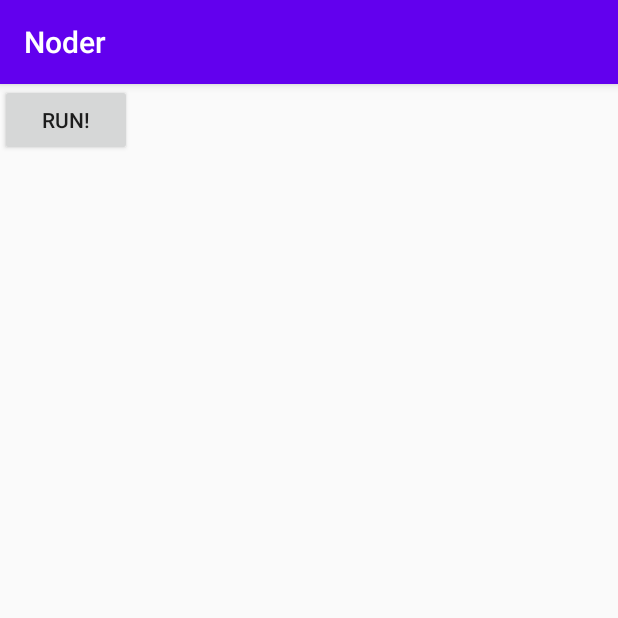
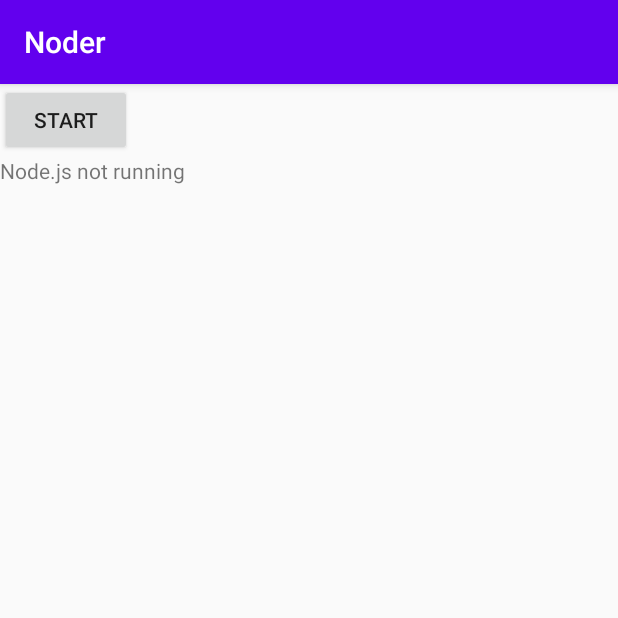
Before and after one commit to aroxu/Noder, an Android app: the screen it shows after launch (MainActivity), on a phone screen of 412 x 824 dp, the top half of it. Run offline under Robolectric (Android 15) with nearby library versions, the phone set to English and light mode, and no system bars.

Commit message:
Now, we can run Express on Android with Node.js 12.16.3

```diff
--- a/app/src/main/AndroidManifest.xml
+++ b/app/src/main/AndroidManifest.xml
@@ -3,6 +3,7 @@
     package="me.b1ackange1.noder">
 
     <uses-permission android:name="android.permission.INTERNET"/>
+    <uses-permission android:name="android.permission.FOREGROUND_SERVICE" />
 
     <application
         android:allowBackup="true"
@@ -19,6 +20,10 @@
                 <category android:name="android.intent.category.LAUNCHER" />
             </intent-filter>
         </activity>
+        <service
+            android:name=".StarterService"
+            android:process="@string/node_process_name"
+            android:exported="false"/>
     </application>
 
 </manifest>
--- a/app/src/main/cpp/CMakeLists.txt
+++ b/app/src/main/cpp/CMakeLists.txt
@@ -14,7 +14,6 @@ add_library( # Sets the name of the library.
              native-lib
              # Sets the library as a shared library.
              SHARED
-
              # Provides a relative path to your source file(s).
              native-lib.cpp )
 # Searches for a specified prebuilt library and stores the path as a
@@ -25,11 +24,9 @@ add_library( # Sets the name of the library.
 
 find_library( # Sets the name of the path variable.
               log-lib
-
               # Specifies the name of the NDK library that
               # you want CMake to locate.
               log )
-
 # Specifies libraries CMake should link to your target library. You
 # can link multiple libraries, such as libraries you define in this
 # build script, prebuilt third-party libraries, or system libraries.
--- a/app/src/main/java/me/b1ackange1/noder/MainActivity.java
+++ b/app/src/main/java/me/b1ackange1/noder/MainActivity.java
@@ -2,6 +2,12 @@ package me.b1ackange1.noder;
 
 import androidx.appcompat.app.AppCompatActivity;
 
+import android.annotation.SuppressLint;
+import android.content.BroadcastReceiver;
+import android.content.Context;
+import android.content.Intent;
+import android.content.IntentFilter;
+import android.content.res.AssetManager;
 import android.os.AsyncTask;
 import android.os.Bundle;
 import android.view.View;
@@ -9,76 +15,82 @@ import android.widget.Button;
 import android.widget.TextView;
 
 import java.io.BufferedReader;
+import java.io.File;
+import java.io.FileOutputStream;
+import java.io.IOException;
+import java.io.InputStream;
 import java.io.InputStreamReader;
+import java.io.OutputStream;
 import java.net.URL;
 
 public class MainActivity extends AppCompatActivity {
-
-    // Used to load the 'native-lib' library on application startup.
-    static {
-        System.loadLibrary("native-lib");
-        System.loadLibrary("node");
-    }
-
-    //We just want one instance of node running in the background.
-    public static boolean _startedNodeAlready=false;
+    private static final String TAG = "MainActivity";
 
     @Override
     protected void onCreate(Bundle savedInstanceState) {
         super.onCreate(savedInstanceState);
         setContentView(R.layout.activity_main);
 
-        if( !_startedNodeAlready ) {
-            _startedNodeAlready=true;
-            new Thread(new Runnable() {
-                @Override
-                public void run() {
-                    startNodeWithArguments(new String[]{"node", "-e",
-                            "const http = require('http'); " +
-                                    "const versions_server = http.createServer( (request, response) => { " +
-                                    "  response.end('Versions: ' + JSON.stringify(process.versions)); " +
-                                    "}); " +
-                                    "versions_server.listen(3000);"
-                    });
-                }
-            }).start();
-        }
-        final Button buttonVersions = (Button) findViewById(R.id.btVersions);
-        final TextView textViewVersions = (TextView) findViewById(R.id.tvVersions);
+        startBut = (Button) findViewById(R.id.but_start);
+        infoTv = (TextView) findViewById(R.id.tv_info);
 
-        buttonVersions.setOnClickListener(new View.OnClickListener() {
-            public void onClick(View v) {
+        startBut.setOnClickListener(new View.OnClickListener() {
+            @Override
+            public void onClick(View view) {
 
-                //Network operations should be done in the background.
-                new AsyncTask<Void,Void,String>() {
-                    @Override
-                    protected String doInBackground(Void... params) {
-                        String nodeResponse="";
-                        try {
-                            URL localNodeServer = new URL("http://localhost:3000/");
-                            BufferedReader in = new BufferedReader(
-                                    new InputStreamReader(localNodeServer.openStream()));
-                            String inputLine;
-                            while ((inputLine = in.readLine()) != null)
-                                nodeResponse=nodeResponse+inputLine;
-                            in.close();
-                        } catch (Exception ex) {
-                            nodeResponse=ex.toString();
-                        }
-                        return nodeResponse;
-                    }
-                    @Override
-                    protected void onPostExecute(String result) {
-                        textViewVersions.setText(result);
-                    }
-                }.execute();
+                Intent i = new Intent(MainActivity.this, StarterService.class);
+                if (!Utils.isServiceRunning(MainActivity.this, StarterService.class))
+                    startService(i);
+                else
+                    stopService(i);
             }
         });
     }
 
-    /**
-     * A native method that is implemented by the 'native-lib' native library,
-     * which is packaged with this application.
-     */
-    public native Object startNodeWithArguments(String[] arguments);
+    @Override
+    protected void onResume() {
+        super.onResume();
+
+        IntentFilter intentFilter = new IntentFilter(StarterService.BROADCAST_STARTED);
+        intentFilter.addAction(StarterService.BROADCAST_FINISHED);
+        registerReceiver(nodeStatusReceiver, intentFilter);
+        updateView();
+    }
+
+    @Override
+    protected void onPause() {
+        super.onPause();
+        unregisterReceiver(nodeStatusReceiver);
+    }
+
+    private BroadcastReceiver nodeStatusReceiver = new BroadcastReceiver() {
+        @Override
+        public void onReceive(Context context, Intent intent) {
+            final String action = intent.getAction();
+            if ( action.equals(StarterService.BROADCAST_FINISHED) ||
+                    action.equals(StarterService.BROADCAST_STARTED) ) {
+                updateView();
+            }
+        }
+    };
+
+    private void updateView() {
+        if (Utils.isServiceRunning(this, StarterService.class)) {
+            startBut.setText(R.string.but_stop);
+            // Try to guess the ip of the device on local network
+            String ip = Utils.getIP();
+            if (ip != null) {
+                infoTv.setText(getString(R.string.address_info)  + ip.replace("/", "") + ":" + StarterService.PORT);
+            }
+            else
+                infoTv.setText(R.string.unknown_ip_port);
+        }
+        else {
+            startBut.setText(R.string.but_start);
+            infoTv.setText(R.string.node_not_running);
+        }
+    }
+
+    private Button startBut;
+    private TextView infoTv;
 }
--- a/app/src/main/res/layout/activity_main.xml
+++ b/app/src/main/res/layout/activity_main.xml
@@ -1,19 +1,19 @@
 <?xml version="1.0" encoding="utf-8"?>
-<androidx.constraintlayout.widget.ConstraintLayout xmlns:android="http://schemas.android.com/apk/res/android"
+<LinearLayout
+    xmlns:android="http://schemas.android.com/apk/res/android"
     xmlns:app="http://schemas.android.com/apk/res-auto"
     xmlns:tools="http://schemas.android.com/tools"
     android:layout_width="match_parent"
     android:layout_height="match_parent"
-    tools:context=".MainActivity">
+    android:orientation="vertical"
+    tools:context="me.b1ackange1.noder.MainActivity">
 
     <Button
-        android:id="@+id/btVersions"
+        android:id="@+id/but_start"
         android:layout_width="wrap_content"
-        android:layout_height="wrap_content"
-        tools:ignore="MissingConstraints"
-        android:text="@string/test_node_runtime"/>
+        android:layout_height="wrap_content"/>
     <TextView
-        android:id="@+id/tvVersions"
+        android:id="@+id/tv_info"
         android:layout_width="wrap_content"
         android:layout_height="wrap_content"
         app:layout_constraintBottom_toBottomOf="parent"
@@ -21,5 +21,4 @@
         app:layout_constraintRight_toRightOf="parent"
         app:layout_constraintTop_toTopOf="parent"/>
 
-
-</androidx.constraintlayout.widget.ConstraintLayout>
+</LinearLayout>
--- a/app/src/main/res/values/strings.xml
+++ b/app/src/main/res/values/strings.xml
@@ -1,4 +1,9 @@
 <resources>
     <string name="app_name">Noder</string>
-    <string name="test_node_runtime">Run!</string>
+    <string name="node_process_name">node.service</string>
+    <string name="but_start">Start</string>
+    <string name="but_stop">Stop</string>
+    <string name="unknown_ip_port">Could not guess correct ip address</string>
+    <string name="node_not_running">Node.js not running</string>
+    <string name="address_info">"Type the following into your browser\'s address bar \n"</string>
 </resources>
--- a/build.gradle
+++ b/build.gradle
@@ -5,7 +5,7 @@ buildscript {
         jcenter()
     }
     dependencies {
-        classpath "com.android.tools.build:gradle:4.0.1"
+        classpath 'com.android.tools.build:gradle:4.0.1'
 
         // NOTE: Do not place your application dependencies here; they belong
         // in the individual module build.gradle files
--- a/gradle.properties
+++ b/gradle.properties
@@ -6,7 +6,7 @@
 # http://www.gradle.org/docs/current/userguide/build_environment.html
 # Specifies the JVM arguments used for the daemon process.
 # The setting is particularly useful for tweaking memory settings.
-org.gradle.jvmargs=-Xmx2048m
+org.gradle.jvmargs=-Xmx4096m
 # When configured, Gradle will run in incubating parallel mode.
 # This option should only be used with decoupled projects. More details, visit
 # http://www.gradle.org/docs/current/userguide/multi_project_builds.html#sec:decoupled_projects
--- a/settings.gradle
+++ b/settings.gradle
@@ -1,2 +1 @@
 include ':app'
-rootProject.name = "Noder"
```
Also changed, not shown: app/src/main/java/me/b1ackange1/noder/StarterService.java (added, +112 -0 lines), app/src/main/java/me/b1ackange1/noder/Utils.java (added, +171 -0 lines), 4 other files.
